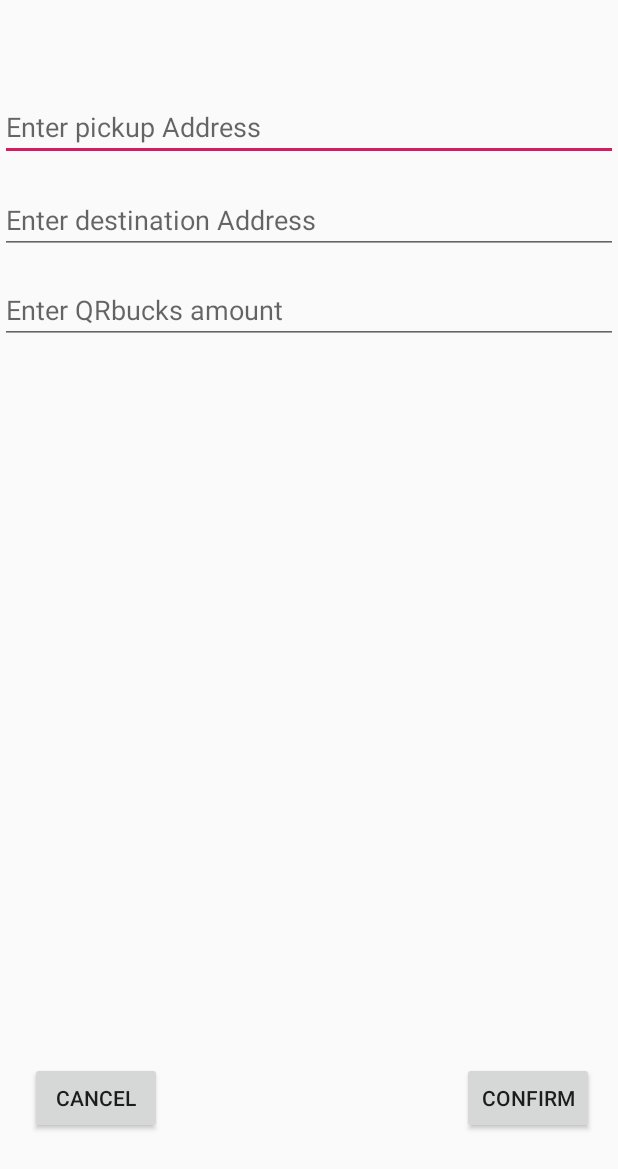
After one commit to CMPUT301W20T02/QRyde, an Android app: the SelectLocation screen opened directly, with no data from a screen before it, on a phone screen of 412 x 824 dp. The commit adds this screen. Shown: the top 1169 px of the screen. Run offline under Robolectric (Android 15) with nearby library versions, the phone set to English and light mode, and no system bars; our stand-ins replace Firebase (no records; nobody signed in at launch, a user with empty details on screens opened directly).

Commit message:
Adding the selecting location functionality

```diff
--- a/app/src/main/AndroidManifest.xml
+++ b/app/src/main/AndroidManifest.xml
@@ -9,7 +9,9 @@
         android:roundIcon="@mipmap/ic_launcher_round"
         android:supportsRtl="true"
         android:theme="@style/AppTheme">
-        <activity android:name=".signup"></activity>
+        <activity android:name=".ConfirmAmount"></activity>
+        <activity android:name=".SelectLocation" />
+        <activity android:name=".signup" />
         <activity android:name=".tempActivity" />
         <activity android:name=".MainActivity">
             <intent-filter>
--- a/app/src/main/java/com/example/qryde/MainActivity.java
+++ b/app/src/main/java/com/example/qryde/MainActivity.java
@@ -59,7 +59,7 @@ public class MainActivity extends AppCompatActivity {
                             public void onComplete(@NonNull Task<QuerySnapshot> task) {
                                 if (task.isSuccessful()) {
                                     if (task.getResult().size() > 0) {
-                                        Intent intent = new Intent(getApplicationContext(), tempActivity.class);
+                                        Intent intent = new Intent(getApplicationContext(), SelectLocation.class);
                                         startActivity(intent);
                                     } else {
                                         usernameBox.setImageResource(R.drawable.rounded_rectangle_red);
--- /dev/null
+++ b/app/src/main/java/com/example/qryde/SelectLocation.java
@@ -0,0 +1,91 @@
+package com.example.qryde;
+
+import androidx.appcompat.app.AppCompatActivity;
+
+import android.content.Intent;
+import android.os.Bundle;
+import android.view.View;
+import android.widget.Button;
+import android.widget.EditText;
+
+import com.google.firebase.firestore.FirebaseFirestore;
+
+import java.text.DateFormat;
+import java.text.SimpleDateFormat;
+import java.util.Date;
+import java.util.HashMap;
+
+public class SelectLocation extends AppCompatActivity {
+
+    String TAG = "SelectLocation";
+    DateFormat dateformat;
+
+    FirebaseFirestore db;
+
+    EditText pickupLocation;
+    EditText destination;
+    EditText amount;
+    Button confirmButton;
+    Button cancelButton;
+
+
+    @Override
+    protected void onCreate(Bundle savedInstanceState) {
+        super.onCreate(savedInstanceState);
+        setContentView(R.layout.activity_select_location);
+
+        db =  FirebaseFirestore.getInstance();
+        pickupLocation = (EditText) findViewById(R.id.pickup);
+        destination = (EditText) findViewById(R.id.destination);
+        amount = (EditText) findViewById(R.id.amount);
+
+        confirmButton = (Button) findViewById(R.id.confirm);
+        cancelButton = (Button) findViewById(R.id.cancel);
+
+        dateformat = new SimpleDateFormat("yyyy/MM/dd HH:mm");
+
+
+        confirmButton.setOnClickListener(new View.OnClickListener() {
+            @Override
+            public void onClick(View v) {
+                final String pickupName = pickupLocation.getText().toString();
+                final String destinationName = destination.getText().toString();
+//                Intent intent = new Intent(getApplicationContext(), ConfirmAmount.class);
+//                intent.putExtra("pickup", pickupName);
+//                intent.putExtra("destination", destinationName);
+//                startActivity(intent);
+                Date date = new Date();
+                Boolean status = false;
+                String username = "Brian";
+                String driver = "Driver";
+                float amount_value = Float.valueOf(amount.getText().toString());
+                HashMap<String, Object> data = new HashMap<>();
+                if(pickupName.length() > 0 && destinationName.length() > 0){
+                    data.put("amount", amount_value);
+                    data.put("datetime", dateformat.format(date));
+                    data.put("driver", driver);
+                    data.put("endLocation", destinationName);
+                    data.put("rider", username);
+                    data.put("startLocation", pickupName);
+                    data.put("status", status);
+                    db.collection("AvailableRides").document(username).set(data);
+
+
+                }
+
+
+            }
+        });
+
+        cancelButton.setOnClickListener(new View.OnClickListener() {
+            @Override
+            public void onClick(View v) {
+                pickupLocation.setText("");
+                destination.setText("");
+                amount.setText("");
+
+            }
+        });
+
+    }
+}
--- /dev/null
+++ b/app/src/main/res/layout/activity_select_location.xml
@@ -0,0 +1,66 @@
+<?xml version="1.0" encoding="utf-8"?>
+<androidx.constraintlayout.widget.ConstraintLayout xmlns:android="http://schemas.android.com/apk/res/android"
+    xmlns:app="http://schemas.android.com/apk/res-auto"
+    xmlns:tools="http://schemas.android.com/tools"
+    android:layout_width="match_parent"
+    android:layout_height="match_parent"
+    tools:context=".SelectLocation">
+
+    <EditText
+        android:id="@+id/pickup"
+        android:layout_width="match_parent"
+        android:layout_height="wrap_content"
+        android:hint="Enter pickup Address"
+        app:layout_constraintBottom_toTopOf="@+id/destination"
+        app:layout_constraintEnd_toEndOf="parent"
+        app:layout_constraintHorizontal_bias="0.0"
+        app:layout_constraintStart_toStartOf="parent"
+        app:layout_constraintTop_toTopOf="parent"
+        app:layout_constraintVertical_bias="0.784" />
+
+    <EditText
+        android:id="@+id/destination"
+        android:layout_width="match_parent"
+        android:layout_height="wrap_content"
+        android:layout_marginTop="124dp"
+        android:hint="Enter destination Address"
+        app:layout_constraintEnd_toEndOf="parent"
+        app:layout_constraintHorizontal_bias="0.0"
+        app:layout_constraintStart_toStartOf="parent"
+        app:layout_constraintTop_toTopOf="parent" />
+
+    <EditText
+        android:id="@+id/amount"
+        android:layout_width="match_parent"
+        android:layout_height="wrap_content"
+        android:layout_marginTop="184dp"
+        android:hint="Enter QRbucks amount"
+        app:layout_constraintEnd_toEndOf="parent"
+        app:layout_constraintHorizontal_bias="0.0"
+        app:layout_constraintStart_toStartOf="parent"
+        app:layout_constraintTop_toTopOf="parent" />
+
+    <Button
+        android:id="@+id/confirm"
+        android:layout_width="wrap_content"
+        android:layout_height="wrap_content"
+        android:layout_marginEnd="16dp"
+        android:layout_marginRight="16dp"
+        android:layout_marginBottom="68dp"
+        android:text="Confirm"
+        app:layout_constraintBottom_toBottomOf="parent"
+        app:layout_constraintEnd_toEndOf="parent" />
+
+    <Button
+        android:id="@+id/cancel"
+        android:layout_width="wrap_content"
+        android:layout_height="wrap_content"
+        android:layout_marginEnd="200dp"
+        android:layout_marginRight="200dp"
+        android:layout_marginBottom="68dp"
+        android:text="Cancel"
+        app:layout_constraintBottom_toBottomOf="parent"
+        app:layout_constraintEnd_toStartOf="@+id/confirm" />
+
+
+</androidx.constraintlayout.widget.ConstraintLayout>
```
Also changed, not shown: app/src/main/java/com/example/qryde/ConfirmAmount.java (added, +14 -0 lines), app/src/main/res/layout/activity_confirm_amount.xml (added, +9 -0 lines), 1 other file.
